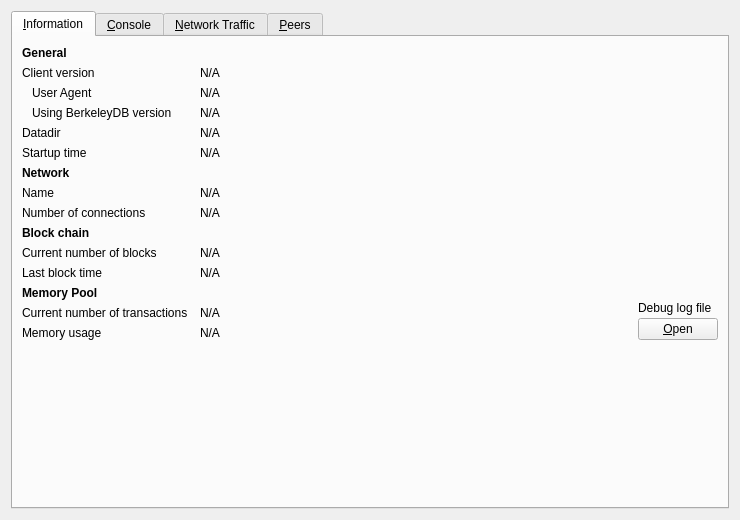
Old version of the form src/qt/forms/debugwindow.ui in the repository VadiqueMe/dogecoin.
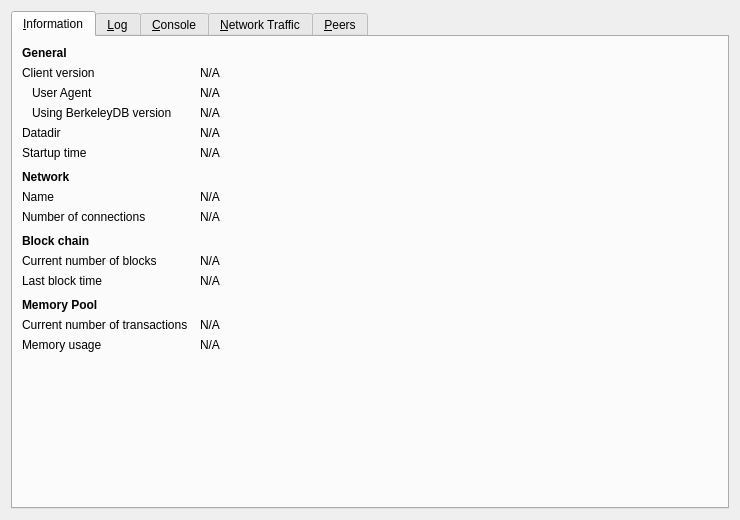
New version of the form. Icons and pictures are not drawn. Custom widgets are drawn as their Qt base class.

Patch:
```diff
--- a/src/qt/forms/debugwindow.ui
+++ b/src/qt/forms/debugwindow.ui
@@ -165,6 +165,22 @@
         </widget>
        </item>
        <item row="6" column="0">
+        <spacer name="vertical_space_1">
+         <property name="orientation">
+          <enum>Qt::Vertical</enum>
+         </property>
+         <property name="sizeType">
+          <enum>QSizePolicy::Fixed</enum>
+         </property>
+         <property name="sizeHint" stdset="0">
+          <size>
+           <width>1</width>
+           <height>4</height>
+          </size>
+         </property>
+        </spacer>
+       </item>
+       <item row="7" column="0">
            <widget class="QLabel" name="labelNetwork">
                <property name="font">
                    <font>
@@ -177,14 +193,14 @@
                </property>
            </widget>
        </item>
-       <item row="7" column="0">
+       <item row="8" column="0">
         <widget class="QLabel" name="label_8">
          <property name="text">
           <string>Name</string>
          </property>
         </widget>
        </item>
-       <item row="7" column="1" colspan="2">
+       <item row="8" column="1" colspan="2">
         <widget class="QLabel" name="networkName">
          <property name="cursor">
           <cursorShape>IBeamCursor</cursorShape>
@@ -200,14 +216,14 @@
          </property>
         </widget>
        </item>
-       <item row="8" column="0">
+       <item row="9" column="0">
         <widget class="QLabel" name="label_7">
          <property name="text">
           <string>Number of connections</string>
          </property>
         </widget>
        </item>
-       <item row="8" column="1" colspan="2">
+       <item row="9" column="1" colspan="2">
         <widget class="QLabel" name="numberOfConnections">
          <property name="cursor">
           <cursorShape>IBeamCursor</cursorShape>
@@ -223,7 +239,23 @@
          </property>
         </widget>
        </item>
-       <item row="9" column="0">
+       <item row="10" column="0">
+        <spacer name="vertical_space_2">
+         <property name="orientation">
+          <enum>Qt::Vertical</enum>
+         </property>
+         <property name="sizeType">
+          <enum>QSizePolicy::Fixed</enum>
+         </property>
+         <property name="sizeHint" stdset="0">
+          <size>
+           <width>1</width>
+           <height>4</height>
+          </size>
+         </property>
+        </spacer>
+       </item>
+       <item row="11" column="0">
         <widget class="QLabel" name="label_10">
          <property name="font">
           <font>
@@ -236,14 +268,14 @@
          </property>
         </widget>
        </item>
-       <item row="10" column="0">
+       <item row="12" column="0">
         <widget class="QLabel" name="label_3">
          <property name="text">
           <string>Current number of blocks</string>
          </property>
         </widget>
        </item>
-       <item row="10" column="1" colspan="2">
+       <item row="12" column="1" colspan="2">
         <widget class="QLabel" name="numberOfBlocks">
          <property name="cursor">
           <cursorShape>IBeamCursor</cursorShape>
@@ -259,14 +291,14 @@
          </property>
         </widget>
        </item>
-       <item row="11" column="0">
+       <item row="13" column="0">
         <widget class="QLabel" name="labelLastBlockTime">
          <property name="text">
           <string>Last block time</string>
          </property>
         </widget>
        </item>
-       <item row="11" column="1" colspan="2">
+       <item row="13" column="1" colspan="2">
         <widget class="QLabel" name="lastBlockTime">
          <property name="cursor">
           <cursorShape>IBeamCursor</cursorShape>
@@ -282,7 +314,23 @@
          </property>
         </widget>
        </item>
-       <item row="12" column="0">
+       <item row="14" column="0">
+        <spacer name="vertical_space_3">
+         <property name="orientation">
+          <enum>Qt::Vertical</enum>
+         </property>
+         <property name="sizeType">
+          <enum>QSizePolicy::Fixed</enum>
+         </property>
+         <property name="sizeHint" stdset="0">
+          <size>
+           <width>1</width>
+           <height>4</height>
+          </size>
+         </property>
+        </spacer>
+       </item>
+       <item row="15" column="0">
         <widget class="QLabel" name="labelMempoolTitle">
          <property name="font">
           <font>
@@ -295,14 +343,14 @@
          </property>
         </widget>
        </item>
-       <item row="13" column="0">
+       <item row="16" column="0">
         <widget class="QLabel" name="labelNumberOfTransactions">
          <property name="text">
           <string>Current number of transactions</string>
          </property>
         </widget>
        </item>
-       <item row="13" column="1">
+       <item row="16" column="1">
         <widget class="QLabel" name="mempoolNumberTxs">
          <property name="cursor">
           <cursorShape>IBeamCursor</cursorShape>
@@ -318,14 +366,14 @@
          </property>
         </widget>
        </item>
-       <item row="14" column="0">
+       <item row="17" column="0">
         <widget class="QLabel" name="labelMemoryUsage">
          <property name="text">
           <string>Memory usage</string>
          </property>
         </widget>
        </item>
-       <item row="14" column="1">
+       <item row="17" column="1">
         <widget class="QLabel" name="mempoolSize">
          <property name="cursor">
           <cursorShape>IBeamCursor</cursorShape>
@@ -341,24 +389,50 @@
          </property>
         </widget>
        </item>
-       <item row="12" column="2" rowspan="3">
+       <item row="18" column="0">
+        <spacer name="vertical_space_fill">
+         <property name="orientation">
+          <enum>Qt::Vertical</enum>
+         </property>
+         <property name="sizeHint" stdset="0">
+          <size>
+           <width>1</width>
+           <height>40</height>
+          </size>
+         </property>
+        </spacer>
+       </item>
+      </layout>
+     </widget>
+     <widget class="QWidget" name="tab_log">
+      <attribute name="title">
+       <string>&amp;Log</string>
+      </attribute>
+      <layout class="QGridLayout" name="gridLayout2" columnstretch="0,0">
+       <property name="horizontalSpacing">
+        <number>12</number>
+       </property>
+       <item row="0" column="1">
+        <spacer name="verticalSpacer_2">
+         <property name="orientation">
+          <enum>Qt::Vertical</enum>
+         </property>
+         <property name="sizeType">
+          <enum>QSizePolicy::Expanding</enum>
+         </property>
+         <property name="sizeHint" stdset="0">
+          <size>
+           <width>20</width>
+           <height>40</height>
+          </size>
+         </property>
+        </spacer>
+       </item>
+       <item row="12" column="1" rowspan="3">
         <layout class="QVBoxLayout" name="verticalLayoutDebugButton">
          <property name="spacing">
           <number>3</number>
          </property>
-         <item>
-          <spacer name="verticalSpacer_2">
-           <property name="orientation">
-            <enum>Qt::Vertical</enum>
-           </property>
-           <property name="sizeHint" stdset="0">
-            <size>
-             <width>10</width>
-             <height>5</height>
-            </size>
-           </property>
-          </spacer>
-         </item>
          <item>
           <widget class="QLabel" name="labelDebugLogfile">
            <property name="text">
@@ -381,15 +455,15 @@
          </item>
         </layout>
        </item>
-       <item row="15" column="0">
-        <spacer name="verticalSpacer">
+       <item row="13" column="0">
+        <spacer name="horizontalSpacer_3">
          <property name="orientation">
-          <enum>Qt::Vertical</enum>
+          <enum>Qt::Horizontal</enum>
          </property>
          <property name="sizeHint" stdset="0">
           <size>
-           <width>20</width>
-           <height>40</height>
+           <width>40</width>
+           <height>20</height>
           </size>
          </property>
         </spacer>
```
Left out of the diff: 2 changed lines with no effect on the pictures.
